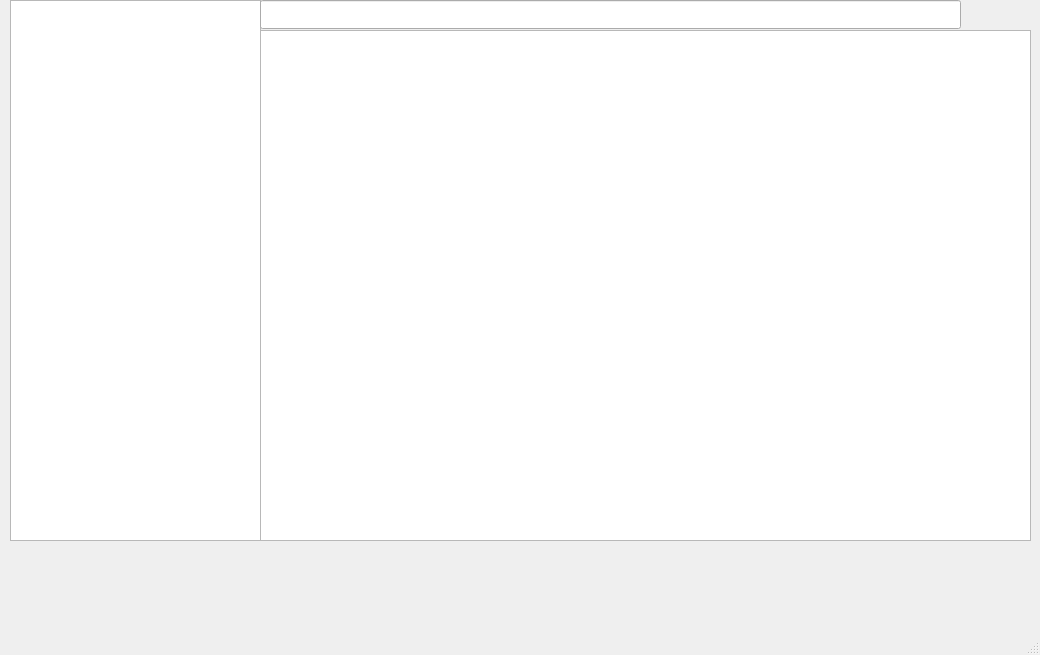
First picture: the form in src/Mediatekkka/mainwindow.ui, repository wthme/Hackaton-school21, before the edit.
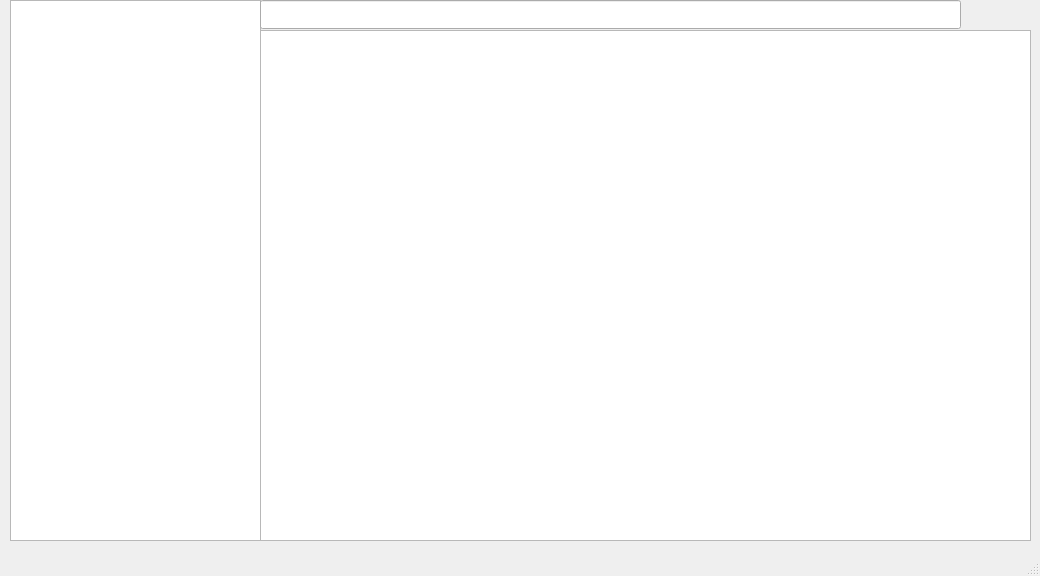
Second picture: the form after the edit.

```diff
--- a/src/Mediatekkka/mainwindow.ui
+++ b/src/Mediatekkka/mainwindow.ui
@@ -7,7 +7,7 @@
     <x>0</x>
     <y>0</y>
     <width>1040</width>
-    <height>655</height>
+    <height>576</height>
    </rect>
   </property>
   <property name="sizePolicy">
```
Left out of the diff: 36 changed lines with no effect on the pictures.
